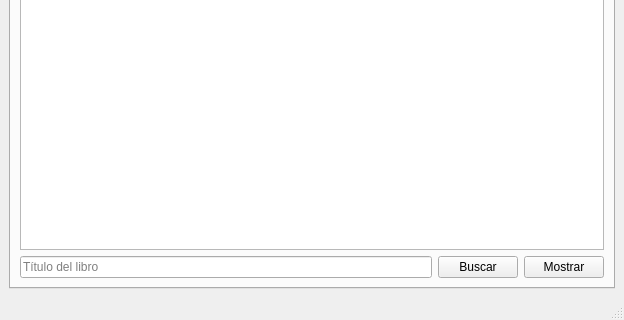
First picture: the form in mainwindow.ui, repository Perer876/particulas, before the edit; both pictures show x 0 to 624 and y 206 to 526 of the 624 by 526 pixel window.
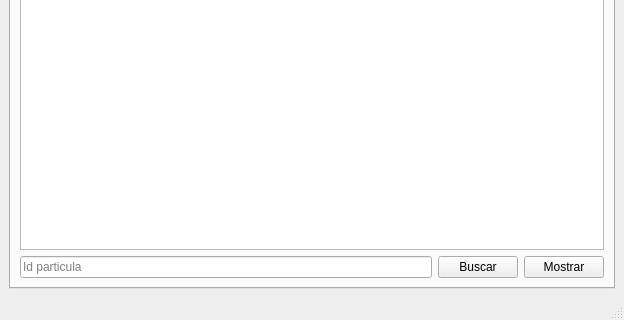
Second picture: the form after the edit. The open tabs and pages were chosen to show the change.

Commit message: Al buscar una particula aparecia titulo libro, se corrige por Id particula

Diff of the .ui file:
```diff
--- a/mainwindow.ui
+++ b/mainwindow.ui
@@ -7,7 +7,7 @@
     <x>0</x>
     <y>0</y>
     <width>624</width>
-    <height>496</height>
+    <height>485</height>
    </rect>
   </property>
   <property name="windowTitle">
@@ -201,7 +201,7 @@
            <string/>
           </property>
           <property name="placeholderText">
-           <string>Título del libro</string>
+           <string>Id particula</string>
           </property>
          </widget>
         </item>
```
